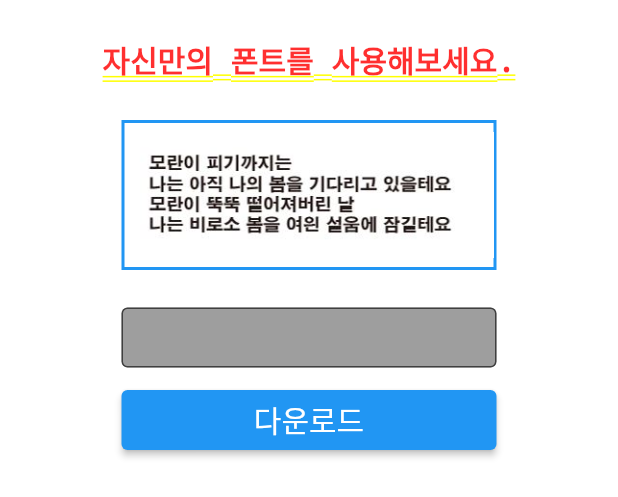
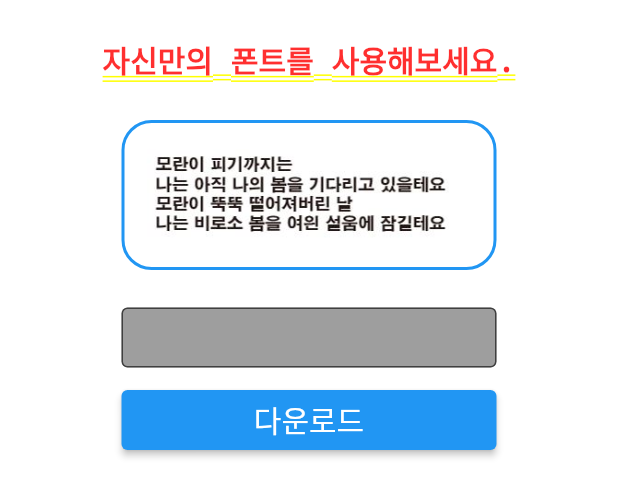
Before and after one commit to dumi33/Flutter_write_app, a Flutter app: the SelectFont widget shown alone on an empty page, opened directly, after a tap on "사용하기", on a phone screen of 412 x 824 dp. Shown: the top 497 px of the screen. Run offline on Flutter 3.47's test engine with Material 2 defaults, Android fonts, the phone set to English and light mode, and no system bars; our stand-ins replace camera, flutter_native_splash; Roboto replaces fonts that are missing (milasiancirca).

Commit message:
[Refactor] 작동에 영향 안미치는 자잘한 코드 수정

```diff
--- a/lib/SelectFont.dart
+++ b/lib/SelectFont.dart
@@ -1,6 +1,5 @@
 import "package:flutter/material.dart";
 
-import "PhotoCheck.dart";
 import "UseFont.dart";
 
 class SelectFont extends StatefulWidget {
@@ -30,8 +29,9 @@ class _SelectFontState extends State<SelectFont> {
           width: 250,
           decoration: BoxDecoration(
             border: Border.all(width: 2, color: Colors.blue),
-            // borderRadius: BorderRadius.circular(20), //<-- SEE HERE
+            borderRadius: BorderRadius.circular(20),
           ),
+          padding: EdgeInsets.fromLTRB(5, 0, 5, 0),
           child: Image.asset(
             "assets/모란.JPG",
           ),
@@ -42,8 +42,9 @@ class _SelectFontState extends State<SelectFont> {
           width: 250,
           decoration: BoxDecoration(
             border: Border.all(width: 2, color: Colors.blue),
-            // borderRadius: BorderRadius.circular(20), //<-- SEE HERE
+            borderRadius: BorderRadius.circular(20),
           ),
+          padding: EdgeInsets.fromLTRB(5, 0, 5, 0),
           child: Image.asset(
             "assets/모란1.JPG",
           ),
@@ -54,8 +55,9 @@ class _SelectFontState extends State<SelectFont> {
           width: 250,
           decoration: BoxDecoration(
             border: Border.all(width: 2, color: Colors.blue),
-            // borderRadius: BorderRadius.circular(20), //<-- SEE HERE
+            borderRadius: BorderRadius.circular(20),
           ),
+          padding: EdgeInsets.fromLTRB(5, 0, 5, 0),
           child: Image.asset(
             "assets/모란2.JPG",
           ),
@@ -75,8 +77,7 @@ class _SelectFontState extends State<SelectFont> {
                       fontFamily: "milasiancirca",
                       color: Colors.white,
                       fontSize: 20,
-                      fontStyle: FontStyle.normal
-                  ),
+                      fontStyle: FontStyle.normal),
                 ),
                 child: Row(
                     mainAxisAlignment: MainAxisAlignment.center,
--- a/lib/UseFont.dart
+++ b/lib/UseFont.dart
@@ -27,8 +27,9 @@ class _UseFontState extends State<UseFont> {
           width: 250,
           decoration: BoxDecoration(
             border: Border.all(width: 2, color: Colors.blue),
-            // borderRadius: BorderRadius.circular(20), //<-- SEE HERE
+            borderRadius: BorderRadius.circular(20),
           ),
+          padding: EdgeInsets.fromLTRB(5, 0, 5, 0),
           child: Image.asset(
             "assets/모란.JPG",
           ),
```
Also changed, not shown: lib/PhotoCheck.dart (+2 -5 lines), lib/TabPage.dart (+8 -3 lines), lib/PathProvider.dart (line endings or trailing spaces). Lines whose indentation alone changed are shown as unchanged.
